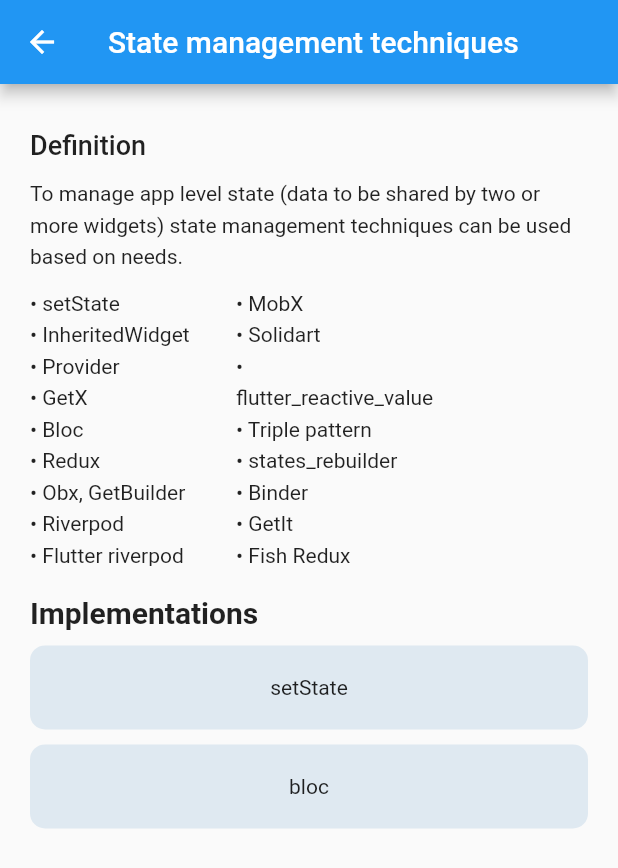
After one commit to newallJemuelD/components_project, a Flutter app: the StateManagementScreen screen opened by its route, on a phone screen of 412 x 824 dp. The commit adds this screen. Shown: the top 868 px of the screen. Run offline on Flutter 3.47's test engine with Material 2 defaults, Android fonts, the phone set to English and light mode, and no system bars; our stand-ins replace flutter_bloc.

```diff
--- a/lib/navigation/screen_routes.dart
+++ b/lib/navigation/screen_routes.dart
@@ -8,6 +8,10 @@
   static const String dropDowns = 'dropdowns';
   static const String librariesNameList = 'librariesnamelist';
   static const String appSecurityRelated = 'appsecurityrelated';
+  static const String stateMangementTechniques = 'statemanagementtechniques';
   //radio buttons
   static const String singleSelectRadio = 'singleselectradio';
+  //state management
+  static const String setState = 'setstate';
+  static const String blocStateManagement = 'blocstatemanagement';
 }
--- /dev/null
+++ b/lib/screens/state_management/components/bloc/bloc_state_management.dart
@@ -0,0 +1,65 @@
+import 'package:flutter/material.dart';
+import 'package:flutter_bloc/flutter_bloc.dart';
+
+import 'package:components_project/screens/state_management/components/bloc/counter_bloc.dart';
+
+class BlocStateManagement extends StatefulWidget {
+  const BlocStateManagement({super.key});
+
+  @override
+  State<BlocStateManagement> createState() => _BlocStateManagementState();
+}
+
+class _BlocStateManagementState extends State<BlocStateManagement> {
+  int? counterValue;
+  CounterBloc? counterBloc = CounterBloc();
+
+  _incrementCounter(int value) {
+    counterBloc!.add(CounterIncrementEvent(value));
+  }
+
+  @override
+  Widget build(BuildContext context) {
+    return Scaffold(
+      appBar: AppBar(
+        title: const Text('Counter app - using bloc'),
+      ),
+      body: Center(
+        child: Column(
+          mainAxisAlignment: MainAxisAlignment.center,
+          children: [
+            const Text(
+              'You have pushed the button this many times:',
+            ),
+            BlocBuilder<CounterBloc, CounterState>(
+              bloc: counterBloc,
+              buildWhen: (previous, current) {
+                return current is UpdatedCounterState;
+              },
+              builder: (context, state) {
+                if (state is UpdatedCounterState) {
+                  counterValue = state.counterValue;
+                  return Text(
+                    state.counterValue.toString(),
+                    style: Theme.of(context).textTheme.headlineMedium,
+                  );
+                }
+                return Text(
+                  '--',
+                  style: Theme.of(context).textTheme.headlineMedium,
+                );
+              },
+            ),
+          ],
+        ),
+      ),
+      floatingActionButton: FloatingActionButton(
+        onPressed: () {
+          _incrementCounter(counterValue ?? 0);
+        },
+        tooltip: 'Increment',
+        child: const Icon(Icons.add),
+      ),
+    );
+  }
+}
--- /dev/null
+++ b/lib/screens/state_management/state_management_screen.dart
@@ -0,0 +1,148 @@
+import 'package:flutter/material.dart';
+
+import '../../models/categories.dart';
+import '../../navigation/screen_routes.dart';
+
+class StateManagementScreen extends StatelessWidget {
+  StateManagementScreen({super.key});
+
+  static final List<String> techniquesNamesList1 = [
+    'setState',
+    'InheritedWidget',
+    'Provider',
+    'GetX',
+    'Bloc',
+    'Redux',
+    'Obx, GetBuilder',
+    'Riverpod',
+    'Flutter riverpod',
+    'Cubit'
+  ];
+
+  static final List<String> techniquesNamesList2 = [
+    'MobX',
+    'Solidart',
+    'flutter_reactive_value',
+    'Triple pattern',
+    'states_rebuilder',
+    'Binder',
+    'GetIt',
+    'Fish Redux'
+  ];
+
+  final List<Categories> categories = [
+    setState,
+    blocStateManagement,
+  ];
+
+  static final Categories setState = Categories(
+    route: ScreenRoutes.setState,
+    categoryName: 'setState',
+  );
+
+  static final Categories blocStateManagement = Categories(
+    route: ScreenRoutes.blocStateManagement,
+    categoryName: 'bloc',
+  );
+
+  @override
+  Widget build(BuildContext context) {
+    return Scaffold(
+      appBar: AppBar(
+        title: const Text('State management techniques'),
+      ),
+      body: Padding(
+        padding: const EdgeInsets.symmetric(horizontal: 20, vertical: 30),
+        child: Column(
+          children: [
+            Container(
+              padding: const EdgeInsets.only(bottom: 10),
+              alignment: Alignment.centerLeft,
+              child: const Text(
+                'Definition',
+                style: TextStyle(
+                  fontWeight: FontWeight.w500,
+                  fontSize: 18,
+                ),
+              ),
+            ),
+            const Text(
+              'To manage app level state (data to be shared by two or more widgets) state management techniques can be used based on needs.',
+              style: TextStyle(
+                height: 1.5,
+              ),
+            ),
+            const SizedBox(
+              height: 10,
+            ),
+            Row(
+              children: [
+                _buildBulletList(context, techniquesNamesList1),
+                _buildBulletList(context, techniquesNamesList2),
+              ],
+            ),
+            const SizedBox(
+              height: 20,
+            ),
+            const Align(
+              alignment: Alignment.centerLeft,
+              child: Text(
+                'Implementations',
+                style: TextStyle(
+                  fontSize: 20,
+                  fontWeight: FontWeight.bold,
+                ),
+              ),
+            ),
+            SizedBox(
+              child: ListView.builder(
+                shrinkWrap: true,
+                itemCount: categories.length,
+                itemBuilder: (context, index) {
+                  return _buildListContentWidget(context, index);
+                },
+              ),
+            ),
+          ],
+        ),
+      ),
+    );
+  }
+
+  Widget _buildListContentWidget(BuildContext context, int index) {
+    return InkWell(
+      onTap: () {
+        Navigator.pushNamed(
+            context, categories[index].route ?? ScreenRoutes.myApp);
+      },
+      child: Container(
+        padding: const EdgeInsets.symmetric(vertical: 20),
+        margin: const EdgeInsets.only(top: 10),
+        alignment: Alignment.center,
+        decoration: BoxDecoration(
+          color: const Color.fromARGB(255, 223, 233, 241),
+          borderRadius: BorderRadius.circular(10),
+        ),
+        child: Text(
+          categories[index].categoryName ?? '--',
+        ),
+      ),
+    );
+  }
+}
+
+Widget _buildBulletList(BuildContext context, List<String> nameList) {
+  return SizedBox(
+    height: MediaQuery.of(context).size.height / 4.4,
+    width: MediaQuery.of(context).size.width / 3,
+    child: ListView.builder(
+      itemCount: nameList.length,
+      itemBuilder: (context, index) {
+        return Text(
+          '• ${nameList[index]}',
+          style: const TextStyle(height: 1.5),
+        );
+      },
+    ),
+  );
+}
--- a/pubspec.yaml
+++ b/pubspec.yaml
@@ -35,6 +35,7 @@
   # The following adds the Cupertino Icons font to your application.
   # Use with the CupertinoIcons class for iOS style icons.
   cupertino_icons: ^1.0.2
+  flutter_bloc: ^8.1.3
 
 dev_dependencies:
   flutter_test:
```
Also changed, not shown: lib/my_app.dart (+12 -4 lines), lib/route_generator.dart (+23 -0 lines), lib/screens/state_management/components/bloc/counter_bloc.dart (added, +18 -0 lines), lib/screens/state_management/components/bloc/counter_event.dart (added, +8 -0 lines), lib/screens/state_management/components/bloc/counter_state.dart (added, +12 -0 lines), lib/screens/state_management/components/set_state_counter_app.dart (added, +46 -0 lines), pubspec.lock.
